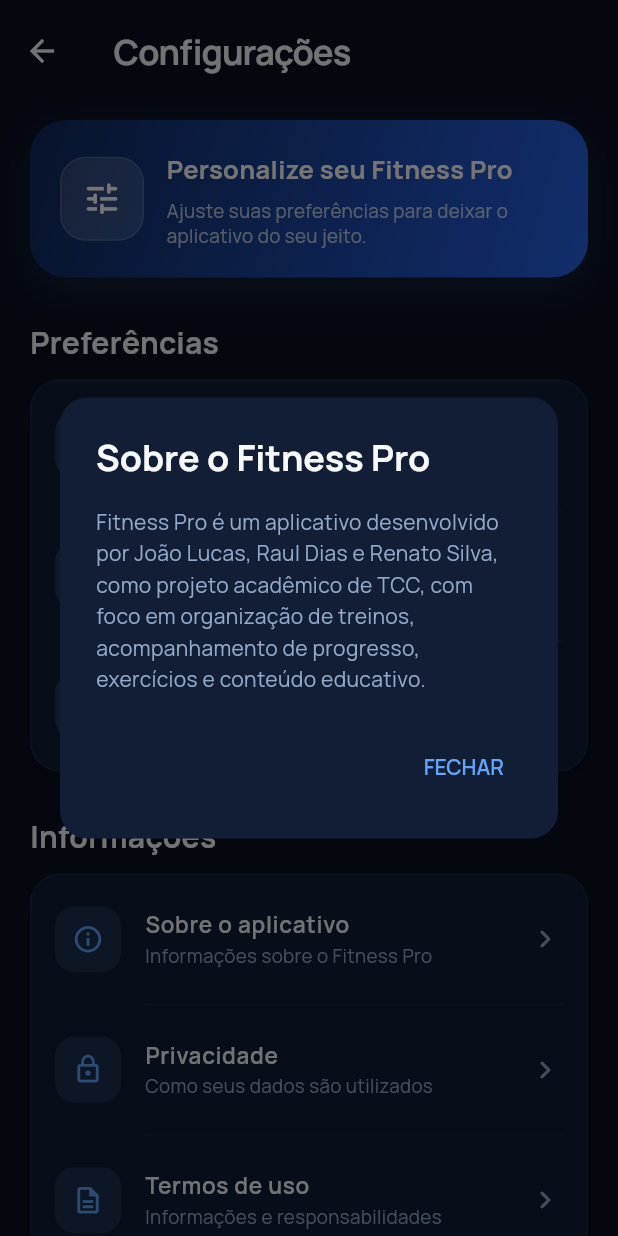
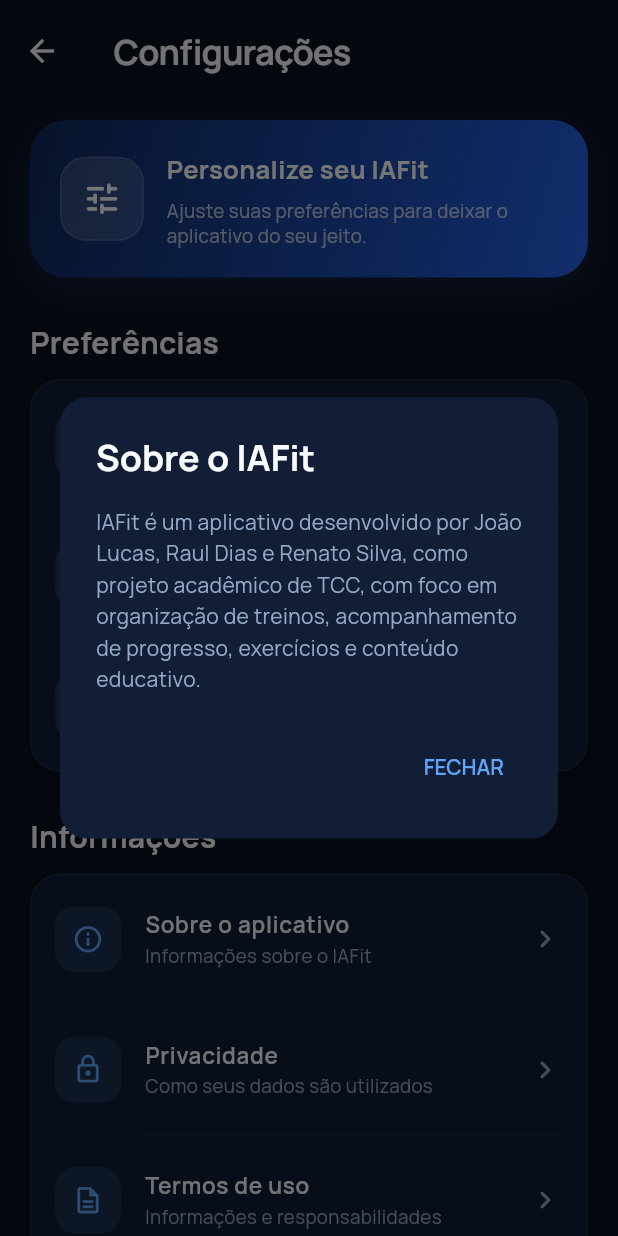
Before and after one commit to jluuck4real/fitness-app, a Flutter app: the SettingsScreen screen opened directly, after a tap on "Sobre o aplicativo", on a phone screen of 412 x 824 dp. Run offline on Flutter 3.47's test engine with Material 3 defaults, Android fonts, the phone set to English and light mode, and no system bars; our stand-ins replace camera, package_info_plus, permission_handler, shared_preferences, sqflite, sqflite_common_ffi_web and 2 more; missing offline and left inert: camera_platform_interface, google_mlkit_pose_detection; accounts and stored records are empty.

Commit message:
chore: renomeia o aplicativo para IAFit

```diff
--- a/lib/main.dart
+++ b/lib/main.dart
@@ -28,7 +28,7 @@ class FitnessApp extends StatelessWidget {
       builder: (context, isDarkMode, child) {
         return MaterialApp(
           debugShowCheckedModeBanner: false,
-          title: 'Fitness Pro',
+          title: 'IAFit',
           theme: AppTheme.lightTheme,
           darkTheme: AppTheme.darkTheme,
           themeMode: isDarkMode ? ThemeMode.dark : ThemeMode.light,
@@ -93,7 +93,7 @@ class _StartupScreenState extends State<StartupScreen> {
             const SizedBox(height: 25),
 
             const Text(
-              'Fitness Pro',
+              'IAFit',
               style: TextStyle(fontSize: 30, fontWeight: FontWeight.w800),
             ),
 
--- a/lib/screens/settings/settings_screen.dart
+++ b/lib/screens/settings/settings_screen.dart
@@ -11,11 +11,11 @@ class SettingsScreen extends StatelessWidget {
       builder: (dialogContext) {
         return AlertDialog(
           title: const Text(
-            'Sobre o Fitness Pro',
+            'Sobre o IAFit',
             style: TextStyle(fontWeight: FontWeight.bold),
           ),
           content: const Text(
-            'Fitness Pro é um aplicativo desenvolvido por João Lucas, Raul Dias e Renato Silva, '
+            'IAFit é um aplicativo desenvolvido por João Lucas, Raul Dias e Renato Silva, '
             'como projeto acadêmico de TCC, com foco '
             'em organização de treinos, acompanhamento '
             'de progresso, exercícios e conteúdo educativo.',
@@ -77,7 +77,7 @@ class SettingsScreen extends StatelessWidget {
             style: TextStyle(fontWeight: FontWeight.bold),
           ),
           content: const Text(
-            'O Fitness Pro possui finalidade '
+            'O IAFit possui finalidade '
             'educacional e informativa. As informações '
             'apresentadas não substituem orientação '
             'de profissionais de educação física, '
@@ -235,7 +235,7 @@ class SettingsScreen extends StatelessWidget {
                 context: context,
                 icon: Icons.info_outline,
                 title: 'Sobre o aplicativo',
-                subtitle: 'Informações sobre o Fitness Pro',
+                subtitle: 'Informações sobre o IAFit',
                 onTap: () {
                   _showAbout(context);
                 },
@@ -299,7 +299,7 @@ class SettingsScreen extends StatelessWidget {
                   'Versão',
                   style: TextStyle(fontWeight: FontWeight.w600),
                 ),
-                subtitle: const Text('Fitness Pro 1.0.0'),
+                subtitle: const Text('IAFit 1.0.3'),
                 trailing: Container(
                   padding: const EdgeInsets.symmetric(
                     horizontal: 10,
@@ -375,7 +375,7 @@ class SettingsScreen extends StatelessWidget {
               crossAxisAlignment: CrossAxisAlignment.start,
               children: [
                 Text(
-                  'Personalize seu Fitness Pro',
+                  'Personalize seu IAFit',
                   style: TextStyle(
                     color: Colors.white,
                     fontSize: 17,
@@ -578,7 +578,7 @@ class SettingsScreen extends StatelessWidget {
           ),
           const SizedBox(height: 12),
           Text(
-            'Fitness Pro',
+            'IAFit',
             style: TextStyle(
               color: colorScheme.onSurface,
               fontSize: 17,
@@ -598,7 +598,7 @@ class SettingsScreen extends StatelessWidget {
               borderRadius: BorderRadius.circular(9),
             ),
             child: Text(
-              'Fitness Pro 1.0.0',
+              'IAFit 1.0.3',
               style: TextStyle(
                 color: colorScheme.onSurfaceVariant,
                 fontSize: 10.5,
--- a/lib/screens/workouts/movement_camera_screen.dart
+++ b/lib/screens/workouts/movement_camera_screen.dart
@@ -198,7 +198,7 @@ class _MovementCameraScreenState extends State<MovementCameraScreen>
                     ScaffoldMessenger.of(context).showSnackBar(
                       const SnackBar(
                         content: Text(
-                          'Não foi possível abrir as configurações. Acesse as permissões do Fitness Pro pelo Android.',
+                          'Não foi possível abrir as configurações. Acesse as permissões do IAFit pelo Android.',
                         ),
                       ),
                     );
```
Also changed, not shown: 9 other files.
